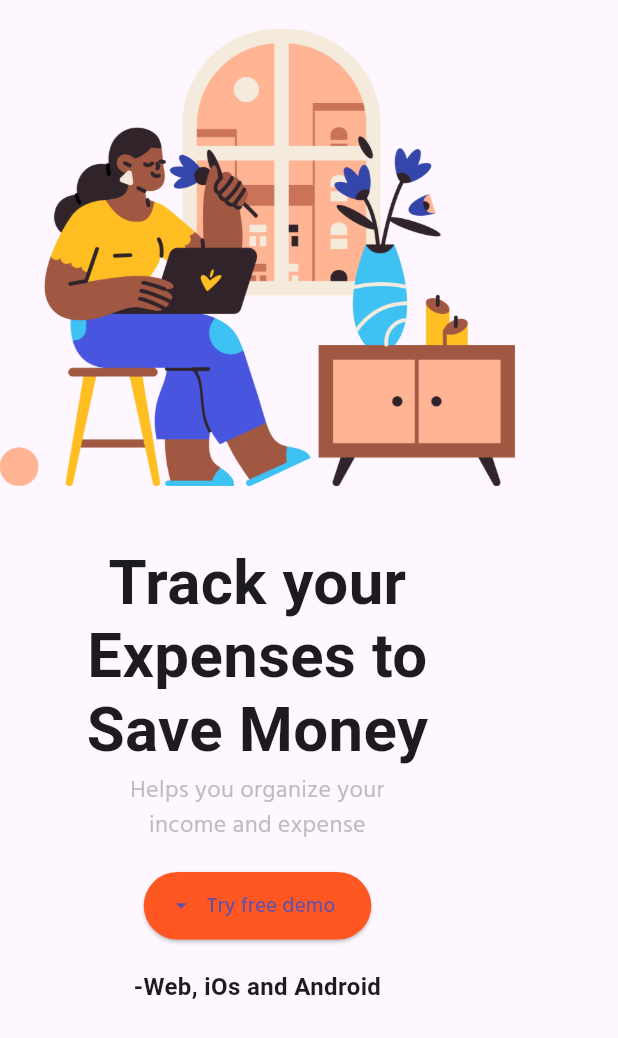
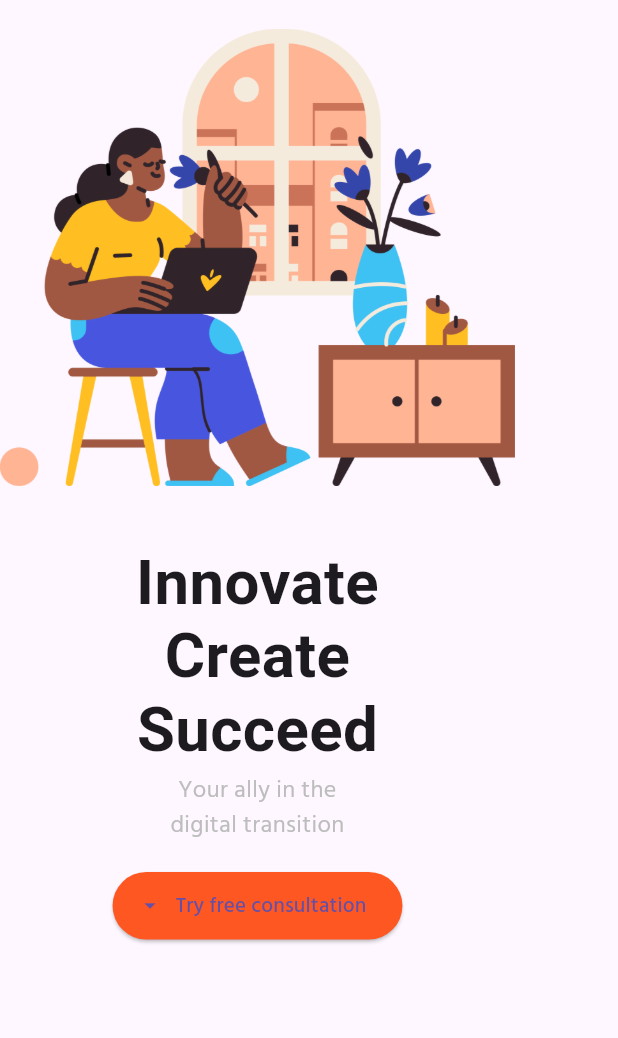
Before and after one commit to singh-that-codes/nstw, a Flutter app: the MobileContainer1 widget shown alone on an empty page, opened directly, on a phone screen of 412 x 824 dp. Shown: the top 1038 px of the screen. Run offline on Flutter 3.47's test engine with Material 3 defaults, Android fonts, the phone set to English and light mode, and no system bars; our stand-ins replace google_fonts, responsive_builder.

Commit message:
Initial Commit

```diff
--- a/lib/pages/containers/container1.dart
+++ b/lib/pages/containers/container1.dart
@@ -31,7 +31,7 @@ Widget DesktopContainer1(){
               crossAxisAlignment: CrossAxisAlignment.start,
               children: [
               Text(
-                'Track your \nExpenses to \nSave Money',
+                'Innovate\nCreate\nSucceed',
                 style: TextStyle(
                   fontFamily: 'Roboto',
                   fontSize: w!/20,
@@ -43,7 +43,7 @@ Widget DesktopContainer1(){
                 height: 5
               ),
               Text(
-                'Helps you orgainse your income and expense',
+                'Your ally in the digital transition',
                 style: TextStyle(
                   color: Colors.grey.shade400,
                   fontSize: 20
@@ -60,18 +60,8 @@ Widget DesktopContainer1(){
                       style: ButtonStyle(backgroundColor: MaterialStateProperty.all(AppColors.primary)),
                       onPressed: (){},
                       icon: Icon(Icons.arrow_drop_down),
-                      label: Text('Try free demo'),)
+                      label: Text('Try free consultation'),)
                   ),
-                  SizedBox(
-                    width: 20
-                  ),
-                  Text(
-                    '-Web, iOs and Android',
-                    style: TextStyle(
-                    color: Colors.grey.shade400,
-                    fontSize: 20
-                ),
-                  )
                 ],
               )
             ],)
@@ -107,7 +97,7 @@ Widget MobileContainer1(){
     Column(
     children: [
       Text(
-        'Track your \nExpenses to \nSave Money',
+        'Innovate\nCreate\nSucceed',
         textAlign: TextAlign.center,
         style: GoogleFonts.hindSiliguri(
                 fontSize: w! / 10,
@@ -119,7 +109,7 @@ Widget MobileContainer1(){
         height: 5
       ),
         Text(
-          'Helps you organize your \nincome and expense',
+          'Your ally in the\ndigital transition',
           textAlign: TextAlign.center,
           style: TextStyle(
             color: Colors.grey.shade400,
@@ -137,17 +127,8 @@ Widget MobileContainer1(){
                 style: ButtonStyle(backgroundColor: MaterialStateProperty.all(AppColors.primary)),
                 onPressed: (){},
                 icon: Icon(Icons.arrow_drop_down),
-                label: Text('Try free demo'),)
+                label: Text('Try free consultation'),)
             ),
-            SizedBox(
-              height: 20
-            ),
-            Text(
-              '-Web, iOs and Android',
-              textAlign: TextAlign.center,
-              style: GoogleFonts.hindSiliguri(fontSize:16,)
-          ),
-
           ],
         )
       ],),
--- a/lib/pages/containers/container4.dart
+++ b/lib/pages/containers/container4.dart
@@ -23,18 +23,18 @@ class _Container4State extends State<Container4> {
 //----------------------DESKTOP----------------------
 Widget DesktopContainer4() {
   return CommonContainerDesktop(
-      'FREE SOME COST',
-      'Save cost \nfor you and \nfamily',
-      'Tell us about ourseleves evakljd \ndjf vdsn vkdfj vjdkj \ndjf vdsn vkdfj vjdkj',
+      'BRANDING AND DIGITAL MARKETING',
+      'Elevate YourPresence,\nIgnite Your Brand',
+      'Ignite your brand with our comprehensive digital marketing services. From strategic branding to powerful online campaigns, we amplify your presence, ensuring your business shines in the digital landscape.',
       illustration2,
       true);
 }
 //--------------------MOBILE---------------------------
 Widget MobileContainer4() {
   return CommonContainerMobile(
-      'ALWAYS ONLINE',
-      'Real-time \nsupport \nwith cloud',
-      'Tell us about ourseleves evakljd djf vdsn vkdfj vjdkj djf vdsn vkdfj vjdkj',
+      'BRANDING AND DIGITAL MARKETING',
+      'Elevate YourPresence,\nIgnite Your Brand',
+      'Ignite your brand with our comprehensive digital marketing services. From strategic branding to powerful online campaigns, we amplify your presence, ensuring your business shines in the digital landscape.',
       illustration2,
       );
 }
--- a/lib/pages/containers/container5.dart
+++ b/lib/pages/containers/container5.dart
@@ -24,9 +24,9 @@ class _Container5State extends State<Container5> {
 //----------------------DESKTOP----------------------
 Widget DesktopContainer5() {
   return CommonContainerDesktop(
-      'USE ANYTIME',
-      'Use anytime \nwhen you \nneed',
-      'Tell us about ourseleves evakljd \ndjf vdsn vkdfj vjdkj \ndjf vdsn vkdfj vjdkj',
+      'E-COMMERCE',
+      'Transform Transactions\ninto Experiences',
+      "Revolutionize your online presence\nwith our E-commerce expertise.\nWe don't just build platforms;\nwe create experiences that turn transactions into lasting\ncustomer connections, driving growth\nfor your business.",
       illustration3,
       false);
 }
@@ -34,9 +34,9 @@ Widget DesktopContainer5() {
 //--------------------MOBILE---------------------------
 Widget MobileContainer5() {
   return CommonContainerMobile(
-      'USE ANYTIME',
-      'Use anytime \nwhen you \nneed',
-      'Tell us about ourseleves evakljd djf vdsn vkdfj vjdkj djf vdsn vkdfj vjdkj',
+      'E-COMMERCE',
+      'Transform Transactions\ninto Experiences',
+      "Revolutionize your online presence\nwith our E-commerce expertise.\nWe don't just build platforms;\nwe create experiences that turn transactions into lasting\ncustomer connections, driving growth\nfor your business.",
       illustration3,
       );
 }
--- a/lib/pages/home.dart
+++ b/lib/pages/home.dart
@@ -1,6 +1,6 @@
 import 'package:flutter/material.dart';
 import 'package:xpense_web_flutter/pages/containers/container1.dart';
-import 'package:xpense_web_flutter/pages/containers/container2.dart';
+//import 'package:xpense_web_flutter/pages/containers/container2.dart';
 import 'package:xpense_web_flutter/pages/containers/container3.dart';
 import 'package:xpense_web_flutter/pages/containers/container4.dart';
 import 'package:xpense_web_flutter/pages/containers/container5.dart';
@@ -26,7 +26,7 @@ class _HomeState extends State<Home> {
           child:Column(children: [
             NavBar(),
             Container1(),
-            Container2(),
+            //Container2(),
             Container3(),
             Container4(),
             Container5(),
```
Also changed, not shown: lib/pages/containers/container2.dart (deleted, +0 -151 lines), lib/pages/containers/container3.dart (+8 -8 lines), lib/widgets/navbar.dart (+10 -6 lines), assets/images/logo.png, pubspec.lock.
